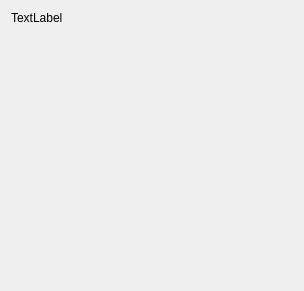
The window that ilastik/workflows/mriVolumetry/report_drawer.ui (ilastik/ilastik) describes before a commit, drawn with Qt 5.
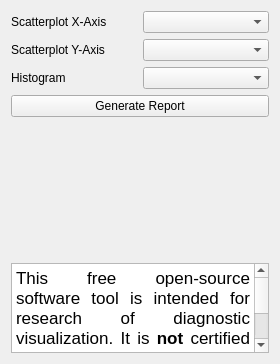
The same window after the commit.

Patch:
```diff
--- a/ilastik/workflows/mriVolumetry/report_drawer.ui
+++ b/ilastik/workflows/mriVolumetry/report_drawer.ui
@@ -6,8 +6,8 @@
    <rect>
     <x>0</x>
     <y>0</y>
-    <width>304</width>
-    <height>291</height>
+    <width>280</width>
+    <height>364</height>
    </rect>
   </property>
   <property name="windowTitle">
@@ -15,11 +15,45 @@
   </property>
   <layout class="QVBoxLayout" name="verticalLayout">
    <item>
-    <layout class="QHBoxLayout" name="horizontalLayout">
+    <layout class="QGridLayout" name="gridLayout">
+     <item row="0" column="1">
+      <widget class="QComboBox" name="scatterXComboBox"/>
+     </item>
+     <item row="2" column="1">
+      <widget class="QComboBox" name="histogramComboBox"/>
+     </item>
+     <item row="1" column="1">
+      <widget class="QComboBox" name="scatterYComboBox"/>
+     </item>
+     <item row="0" column="0">
+      <widget class="QLabel" name="labelScatter1">
+       <property name="text">
+        <string>Scatterplot X-Axis</string>
+       </property>
+      </widget>
+     </item>
+     <item row="1" column="0">
+      <widget class="QLabel" name="labelScatter2">
+       <property name="text">
+        <string>Scatterplot Y-Axis</string>
+       </property>
+      </widget>
+     </item>
+     <item row="2" column="0">
+      <widget class="QLabel" name="labelHistogram">
+       <property name="text">
+        <string>Histogram</string>
+       </property>
+      </widget>
+     </item>
+    </layout>
+   </item>
+   <item>
+    <layout class="QHBoxLayout" name="horizontalLayout_2">
      <item>
-      <widget class="QLabel" name="label">
+      <widget class="QPushButton" name="applyButton">
        <property name="text">
-        <string>TextLabel</string>
+        <string>Generate Report</string>
        </property>
       </widget>
      </item>
@@ -38,6 +72,32 @@
      </property>
     </spacer>
    </item>
+   <item>
+    <widget class="QTextBrowser" name="Message">
+     <property name="sizePolicy">
+      <sizepolicy hsizetype="Expanding" vsizetype="Fixed">
+       <horstretch>0</horstretch>
+       <verstretch>0</verstretch>
+      </sizepolicy>
+     </property>
+     <property name="maximumSize">
+      <size>
+       <width>16777215</width>
+       <height>90</height>
+      </size>
+     </property>
+     <property name="toolTip">
+      <string>Disclaimer</string>
+     </property>
+     <property name="html">
+      <string>&lt;!DOCTYPE HTML PUBLIC &quot;-//W3C//DTD HTML 4.0//EN&quot; &quot;http://www.w3.org/TR/REC-html40/strict.dtd&quot;&gt;
+&lt;html&gt;&lt;head&gt;&lt;meta name=&quot;qrichtext&quot; content=&quot;1&quot; /&gt;&lt;style type=&quot;text/css&quot;&gt;
+p, li { white-space: pre-wrap; }
+&lt;/style&gt;&lt;/head&gt;&lt;body style=&quot; font-family:'.Lucida Grande UI'; font-size:13pt; font-weight:400; font-style:normal;&quot;&gt;
+&lt;p align=&quot;justify&quot; style=&quot; margin-top:0px; margin-bottom:0px; margin-left:0px; margin-right:0px; -qt-block-indent:0; text-indent:0px;&quot;&gt;This free open-source software tool is intended for research of diagnostic visualization. It is &lt;span style=&quot; font-weight:600;&quot;&gt;not&lt;/span&gt; certified as a commercial medical device for diagnostic medical imaging.&lt;/p&gt;&lt;/body&gt;&lt;/html&gt;</string>
+     </property>
+    </widget>
+   </item>
   </layout>
  </widget>
  <resources/>
```
